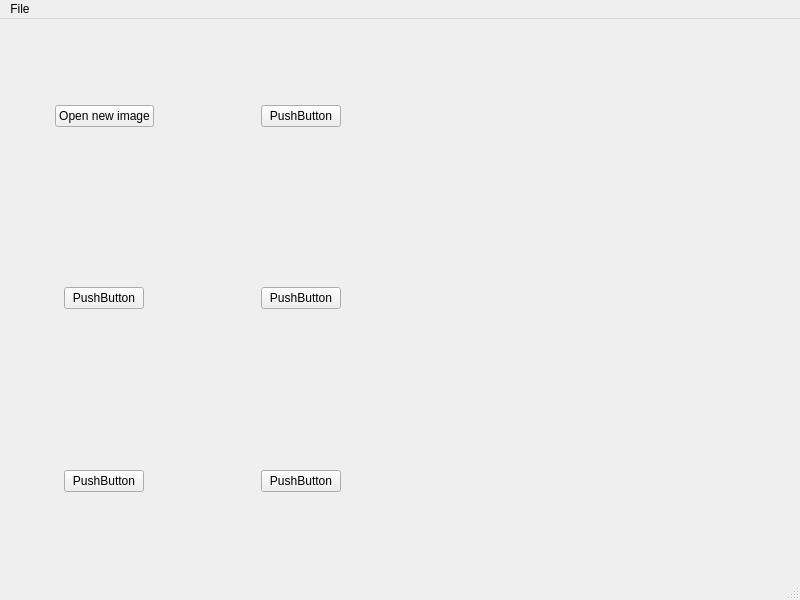
Old version of the form mainwindow.ui in the repository VOBA04/sem3-coursework.
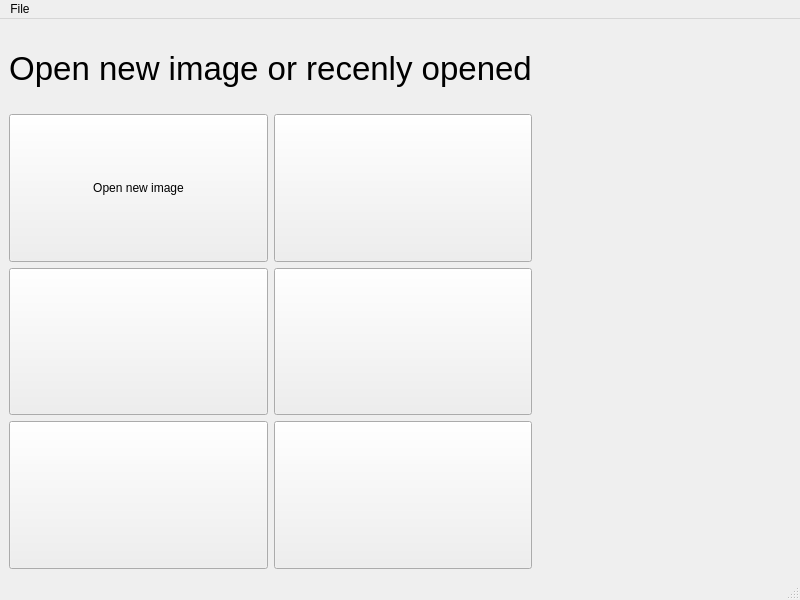
New version of the form. Custom widgets are drawn as their Qt base class.

Commit message: add recenly opened images

```diff
--- a/mainwindow.ui
+++ b/mainwindow.ui
@@ -15,7 +15,7 @@
   </property>
   <widget class="QWidget" name="centralwidget">
    <layout class="QGridLayout" name="gridLayout_2">
-    <item row="0" column="1">
+    <item row="1" column="1">
      <widget class="AspectRatioPixmapLabel" name="label_image">
       <property name="enabled">
        <bool>true</bool>
@@ -26,54 +26,133 @@
       <property name="text">
        <string/>
       </property>
+      <property name="alignment">
+       <set>Qt::AlignCenter</set>
+      </property>
      </widget>
     </item>
-    <item row="0" column="0">
+    <item row="1" column="0">
      <layout class="QGridLayout" name="gridLayout">
-      <item row="1" column="2" alignment="Qt::AlignHCenter|Qt::AlignVCenter">
-       <widget class="QPushButton" name="pushButton_Rec_open_3">
-        <property name="text">
-         <string>PushButton</string>
+      <item row="3" column="2">
+       <widget class="IconautosizePushButton" name="pushButton_Rec_open_5">
+        <property name="sizePolicy">
+         <sizepolicy hsizetype="Minimum" vsizetype="Minimum">
+          <horstretch>0</horstretch>
+          <verstretch>0</verstretch>
+         </sizepolicy>
         </property>
-       </widget>
-      </item>
-      <item row="0" column="2" alignment="Qt::AlignHCenter|Qt::AlignVCenter">
-       <widget class="QPushButton" name="pushButton_Rec_open_1">
         <property name="text">
-         <string>PushButton</string>
+         <string/>
         </property>
        </widget>
       </item>
-      <item row="2" column="0" alignment="Qt::AlignHCenter|Qt::AlignVCenter">
-       <widget class="QPushButton" name="pushButton_Rec_open_4">
-        <property name="text">
-         <string>PushButton</string>
+      <item row="2" column="0">
+       <widget class="IconautosizePushButton" name="pushButton_Rec_open_2">
+        <property name="sizePolicy">
+         <sizepolicy hsizetype="Minimum" vsizetype="Minimum">
+          <horstretch>0</horstretch>
+          <verstretch>0</verstretch>
+         </sizepolicy>
         </property>
-       </widget>
-      </item>
-      <item row="1" column="0" alignment="Qt::AlignHCenter|Qt::AlignVCenter">
-       <widget class="QPushButton" name="pushButton_Rec_open_2">
         <property name="text">
-         <string>PushButton</string>
+         <string/>
         </property>
        </widget>
       </item>
-      <item row="2" column="2" alignment="Qt::AlignHCenter|Qt::AlignVCenter">
-       <widget class="QPushButton" name="pushButton_Rec_open_5">
+      <item row="2" column="2">
+       <widget class="IconautosizePushButton" name="pushButton_Rec_open_3">
+        <property name="sizePolicy">
+         <sizepolicy hsizetype="Minimum" vsizetype="Minimum">
+          <horstretch>0</horstretch>
+          <verstretch>0</verstretch>
+         </sizepolicy>
+        </property>
         <property name="text">
-         <string>PushButton</string>
+         <string/>
         </property>
        </widget>
       </item>
-      <item row="0" column="0" alignment="Qt::AlignHCenter|Qt::AlignVCenter">
+      <item row="1" column="0">
        <widget class="QPushButton" name="pushButton_New">
+        <property name="sizePolicy">
+         <sizepolicy hsizetype="Minimum" vsizetype="Minimum">
+          <horstretch>0</horstretch>
+          <verstretch>0</verstretch>
+         </sizepolicy>
+        </property>
         <property name="text">
          <string>Open new image</string>
         </property>
        </widget>
       </item>
+      <item row="1" column="2">
+       <widget class="IconautosizePushButton" name="pushButton_Rec_open_1">
+        <property name="enabled">
+         <bool>true</bool>
+        </property>
+        <property name="sizePolicy">
+         <sizepolicy hsizetype="Minimum" vsizetype="Minimum">
+          <horstretch>0</horstretch>
+          <verstretch>0</verstretch>
+         </sizepolicy>
+        </property>
+        <property name="styleSheet">
+         <string notr="true"/>
+        </property>
+        <property name="text">
+         <string/>
+        </property>
+        <property name="checkable">
+         <bool>false</bool>
+        </property>
+       </widget>
+      </item>
+      <item row="3" column="0">
+       <widget class="IconautosizePushButton" name="pushButton_Rec_open_4">
+        <property name="sizePolicy">
+         <sizepolicy hsizetype="Minimum" vsizetype="Minimum">
+          <horstretch>0</horstretch>
+          <verstretch>0</verstretch>
+         </sizepolicy>
+        </property>
+        <property name="text">
+         <string/>
+        </property>
+       </widget>
+      </item>
      </layout>
     </item>
+    <item row="0" column="0">
+     <widget class="QLabel" name="label_greeting">
+      <property name="maximumSize">
+       <size>
+        <width>16777215</width>
+        <height>80</height>
+       </size>
+      </property>
+      <property name="font">
+       <font>
+        <pointsize>25</pointsize>
+        <kerning>true</kerning>
+       </font>
+      </property>
+      <property name="styleSheet">
+       <string notr="true"/>
+      </property>
+      <property name="text">
+       <string>Open new image or recenly opened</string>
+      </property>
+      <property name="alignment">
+       <set>Qt::AlignCenter</set>
+      </property>
+      <property name="wordWrap">
+       <bool>false</bool>
+      </property>
+      <property name="margin">
+       <number>0</number>
+      </property>
+     </widget>
+    </item>
    </layout>
   </widget>
   <widget class="QMenuBar" name="menubar">
@@ -100,6 +179,11 @@
    <extends>QLabel</extends>
    <header>aspectratiopixmaplabel.h</header>
   </customwidget>
+  <customwidget>
+   <class>IconautosizePushButton</class>
+   <extends>QPushButton</extends>
+   <header>iconautosizepushbutton.h</header>
+  </customwidget>
  </customwidgets>
  <resources/>
  <connections>
```
Left out of the diff: 544 changed lines with no effect on the pictures. The commit also changes 8 other files.
